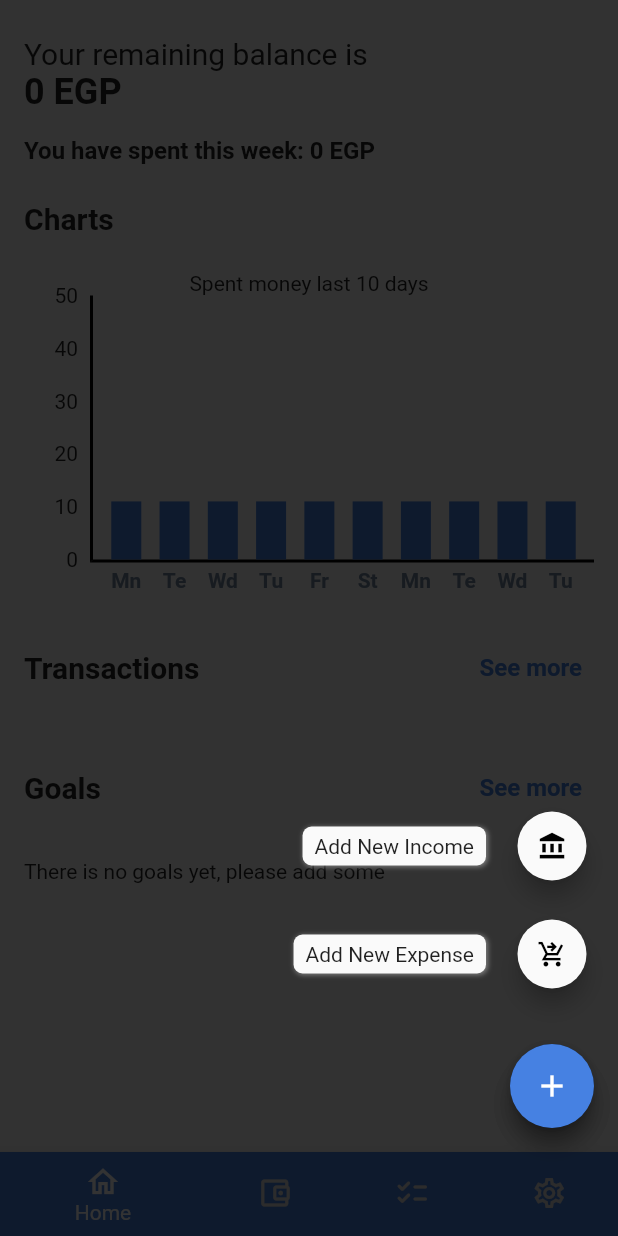
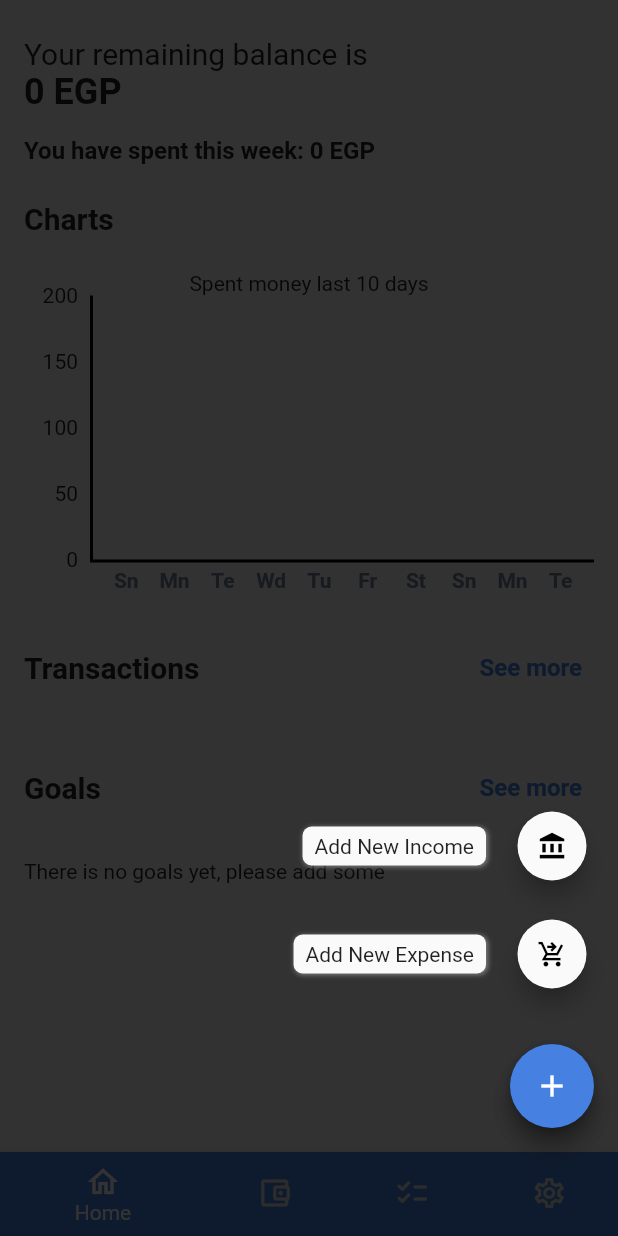
Before and after one commit to YasserMahmoud1/Masroofy, a Flutter app: the screen it shows after launch, after a tap on the "add" icon, on a phone screen of 412 x 824 dp. Run offline on Flutter 3.47's test engine with Material 2 defaults, Android fonts, the phone set to English and light mode, and no system bars; drawn by our look-alikes of fl_chart, flutter_speed_dial; our stand-ins replace flutter_bloc, hexcolor, sqflite; missing offline and left inert: animate_icons; accounts and stored records are empty.

Commit message:
final: 	new file:   .vscode/c_cpp_properties.json 	new file:   .vscode/launch.json 	new file:   .vscode/settings.json 	modified:   lib/app_cubit.dart 	modified:   lib/consts.dart 	modified:   lib/home_page.dart 	modified:   lib/main.dart 	modified:   lib/main_page.dart

```diff
--- a/lib/app_cubit.dart
+++ b/lib/app_cubit.dart
@@ -12,7 +12,9 @@ import 'wallet_page.dart';
 class AppCubit extends Cubit<AppStates> {
   AppCubit(super.initialState);
   static AppCubit get(context) => BlocProvider.of(context);
+
   int currentPageIndex = 0;
+
   String addNewValue = "";
   int? labelID;
   String labelTitle = "";
@@ -63,36 +65,8 @@ class AppCubit extends Cubit<AppStates> {
   DateTime lastWeek = DateTime.now().add(const Duration(days: -7));
   DateTime lastMonth = DateTime.now().add(const Duration(days: -30));
   var optionSpends = daySpends;
-  void changeTodayOption(String value) {
-    todayOptions = value;
-    if (value == "This Week") {
-      showLastWeekSpends(database);
-      optionSpends = weekSpends;
-      emit(TodayOptionChanged());
-    } else if (value == "This Month") {
-      showLastMonthSpends(database);
-      optionSpends = monthSpends;
-      emit(TodayOptionChanged());
-    } else {
-      showLastDaySpends(database);
-      optionSpends = daySpends;
-      emit(TodayOptionChanged());
-    }
 
-    emit(TodayOptionChanged());
-  }
 
-  void changeIncomeOption(String value) {
-    incomOptions = value;
-    if (value == "Expenses only") {
-      showExpenseTransactions(database);
-    } else if (value == "Income only") {
-      showIncomeTransactions(database);
-    } else {
-      showTransactions(database);
-    }
-    emit(IncomeOptionChanged());
-  }
 
   void changeNavBarPage(int value) {
     currentPageIndex = value;
@@ -156,13 +130,14 @@ class AppCubit extends Cubit<AppStates> {
             'CREATE TABLE transactions (id INTEGER PRIMARY KEY, label TEXT, category_id INTEGER, day INTEGER, month INTEGER, year INTEGER, amount NUMERIC, is_income BOOLEAN)');
       },
       onOpen: (database) {
+        showDaysSpends(database);
         showGoals(database);
         showCategories(database);
         showLabels(database);
         showTransactions(database);
         showHomeTransactions(database);
         showIncome(database);
-                showLastDaySpends(database);
+        showLastDaySpends(database);
         showSpent(database);
         showHomeGoals(database);
         showLastWeekSpends(database);
@@ -174,6 +149,35 @@ class AppCubit extends Cubit<AppStates> {
     });
   }
 
+  void changeIncomeOption(String value) {
+    incomOptions = value;
+    if (value == "Expenses only") {
+      showExpenseTransactions(database);
+    } else if (value == "Income only") {
+      showIncomeTransactions(database);
+    } else {
+      showTransactions(database);
+    }
+    emit(IncomeOptionChanged());
+  }
+  void changeTodayOption(String value) {
+    todayOptions = value;
+    if (value == "This Week") {
+      showLastWeekSpends(database);
+      optionSpends = weekSpends;
+      emit(TodayOptionChanged());
+    } else if (value == "This Month") {
+      showLastMonthSpends(database);
+      optionSpends = monthSpends;
+      emit(TodayOptionChanged());
+    } else {
+      showLastDaySpends(database);
+      optionSpends = daySpends;
+      emit(TodayOptionChanged());
+    }
+
+    emit(TodayOptionChanged());
+  }
   void insertGoal({
     required String title,
     required double amount,
@@ -231,6 +235,8 @@ class AppCubit extends Cubit<AppStates> {
       showTransactions(database);
       showHomeTransactions(database);
       showLastWeekSpends(database);
+      showLastDaySpends(database);
+      showDaysSpends(database);
       showLastDaySpends(database);
       emit(TransactionInserted());
       print('$value added to database');
@@ -351,11 +357,25 @@ class AppCubit extends Cubit<AppStates> {
   void showLastDaySpends(database) {
     database
         .rawQuery(
-            'SELECT SUM(amount) as spends FROM transactions  WHERE day >= ${DateTime.now().day} and month >= ${DateTime.now().month} and year >= ${DateTime.now().year} and is_income = 0')
+            'SELECT SUM(amount) as spends FROM transactions  WHERE day = ${DateTime.now().day} and month = ${DateTime.now().month} and year = ${DateTime.now().year} and is_income = 0')
         .then((value) {
       daySpends = value[0]["spends"];
       emit(TransactionShowed());
     });
+  }
+
+  void showDaysSpends(database) {
+    for (int i = 0; i < days.length;i++) {
+      database
+          .rawQuery(
+              'SELECT SUM(amount) as spends FROM transactions  WHERE day = ${days[i].day} and month = ${days[i].month} and year = ${days[i].year} and is_income = 0')
+          .then((value) {
+        daysSpent[i] = (value[0]["spends"]);
+        emit(TransactionShowed());
+      });
+      emit(TransactionShowed());
+    }
+    emit(TransactionShowed());
   }
 
   void updateGoal({required int id, required int isDone}) {
--- a/lib/consts.dart
+++ b/lib/consts.dart
@@ -1,3 +1,5 @@
+
+
 import 'package:flutter/material.dart';
 import 'package:hexcolor/hexcolor.dart';
 
@@ -43,3 +45,17 @@ List homeTransactions = [];
 var weekSpends = 0;
 var monthSpends = 0;
 var daySpends = 0;
+
+  List<DateTime> days = [
+    DateTime.now().add(const Duration(days: -9)),
+    DateTime.now().add(const Duration(days: -8)),
+    DateTime.now().add(const Duration(days: -7)),
+    DateTime.now().add(const Duration(days: -6)),
+    DateTime.now().add(const Duration(days: -5)),
+    DateTime.now().add(const Duration(days: -4)),
+    DateTime.now().add(const Duration(days: -3)),
+    DateTime.now().add(const Duration(days: -2)),
+    DateTime.now().add(const Duration(days: -1)),
+    DateTime.now(),
+  ];
+  List daysSpent = [0,0,0,0,0,0,0,0,0,0];
--- a/lib/home_page.dart
+++ b/lib/home_page.dart
@@ -168,18 +168,13 @@ class HomePage extends StatelessWidget {
                                 ),
                               ),
                             ),
-                            maxY: 50,
+                            maxY: 200,
                             barGroups: [
-                              generateGroupData(1, 11),
-                              generateGroupData(2, 11),
-                              generateGroupData(3, 11),
-                              generateGroupData(4, 11),
-                              generateGroupData(5, 11),
-                              generateGroupData(6, 11),
-                              generateGroupData(1, 11),
-                              generateGroupData(2, 11),
-                              generateGroupData(3, 11),
-                              generateGroupData(4, 11),
+                              for(int i = 0; i< days.length;i++)
+                              generateGroupData(
+                                days[i].weekday,
+                                daysSpent[i] ?? 0
+                              ),
                             ],
                           ),
                         ),
--- a/lib/main.dart
+++ b/lib/main.dart
@@ -1,7 +1,9 @@
+import 'dart:async';
+
 import 'package:flutter/material.dart';
 import 'package:masroofy/main_page.dart';
 
-void main() {
+void main() async{
   runApp(const MyApp());
 }
 
--- a/lib/main_page.dart
+++ b/lib/main_page.dart
@@ -25,7 +25,7 @@ class MainPage extends StatelessWidget {
                   unselectedItemColor: const Color.fromARGB(255, 218, 218, 218),
                   currentIndex: cubit.currentPageIndex,
                   onTap: (value) {
-                    print(DateTime.now().weekday);
+                    print(days[1]);
                     cubit.changeNavBarPage(value);
                   },
                   items: [
```
